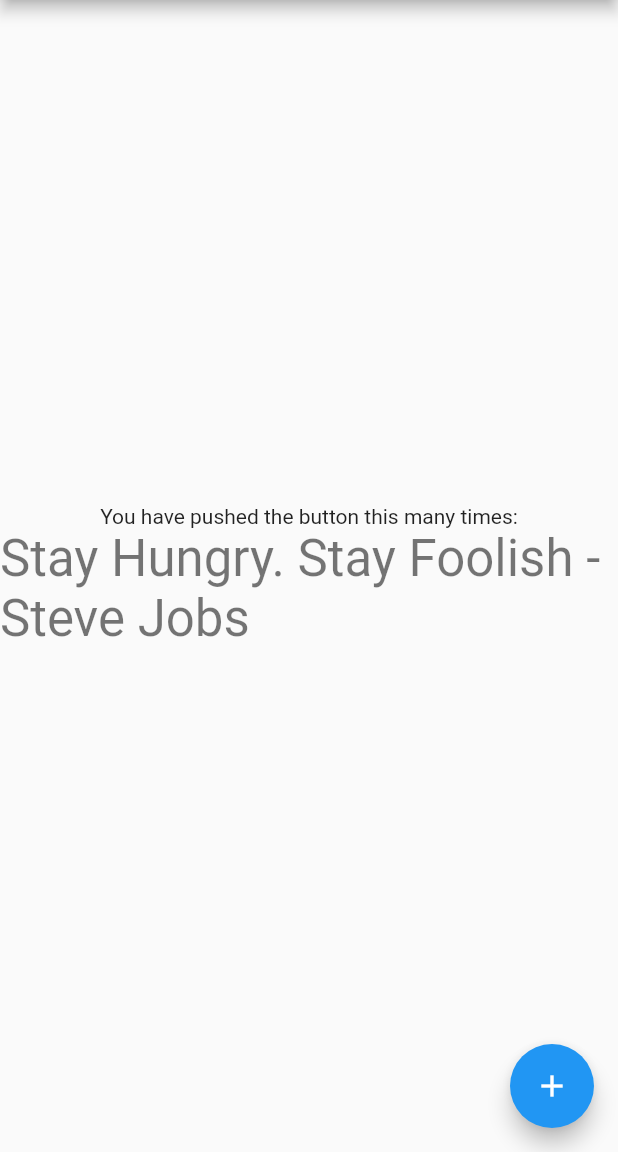
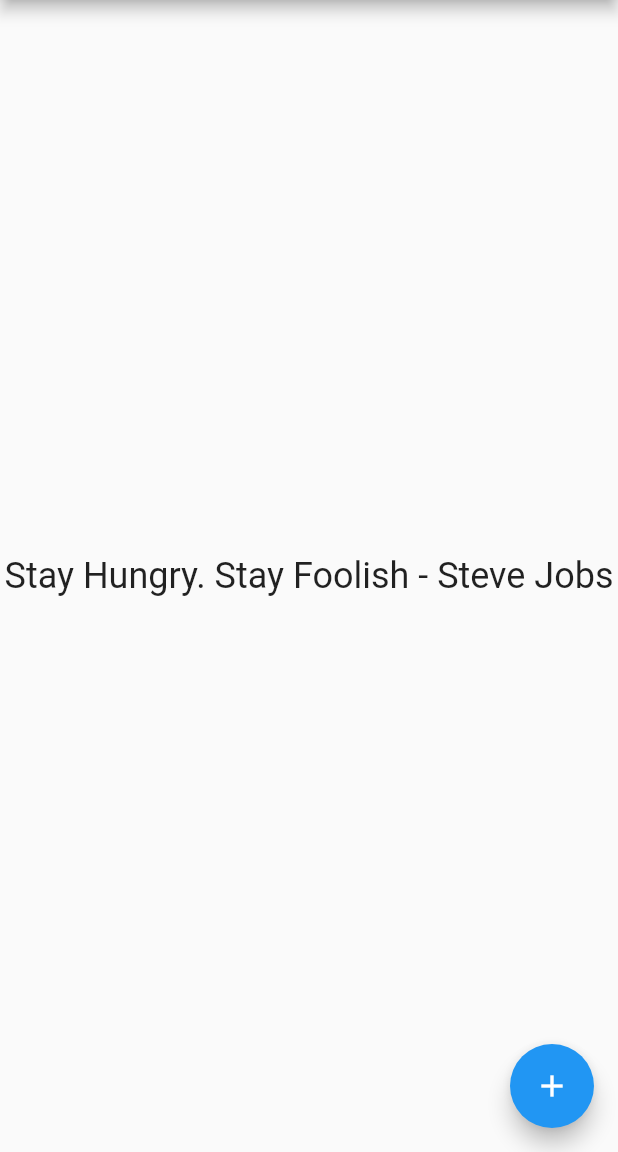
Before and after one commit to AkshayRameshAppDEV/Flutter-Quotes, a Flutter app: the screen it shows after launch, on a phone screen of 412 x 824 dp, the part 84-1236 px from its top. Run offline on Flutter 3.47's test engine with Material 2 defaults, Android fonts, the phone set to English and light mode, and no system bars.

Commit message:
Refactor and add some style

```diff
--- a/quotes/lib/ui/quotes.dart
+++ b/quotes/lib/ui/quotes.dart
@@ -42,6 +42,13 @@ class _MyHomePageState extends State<MyHomePage> {
     return quotes[_counter];
   }
 
+  Stack getStack() {
+    return Stack(
+      alignment: Alignment.center,
+      children: [Text(getQuote())],
+    );
+  }
+
   @override
   Widget build(BuildContext context) {
     return Scaffold(
@@ -52,13 +59,9 @@ class _MyHomePageState extends State<MyHomePage> {
         child: Column(
           mainAxisAlignment: MainAxisAlignment.center,
           children: <Widget>[
-            const Text(
-              'You have pushed the button this many times:',
-            ),
-            Text(
-              getQuote(),
-              style: Theme.of(context).textTheme.headline4,
-            ),
+            Text(getQuote(),
+                style: Theme.of(context).textTheme.headline5,
+                textAlign: TextAlign.center),
           ],
         ),
       ),
```
